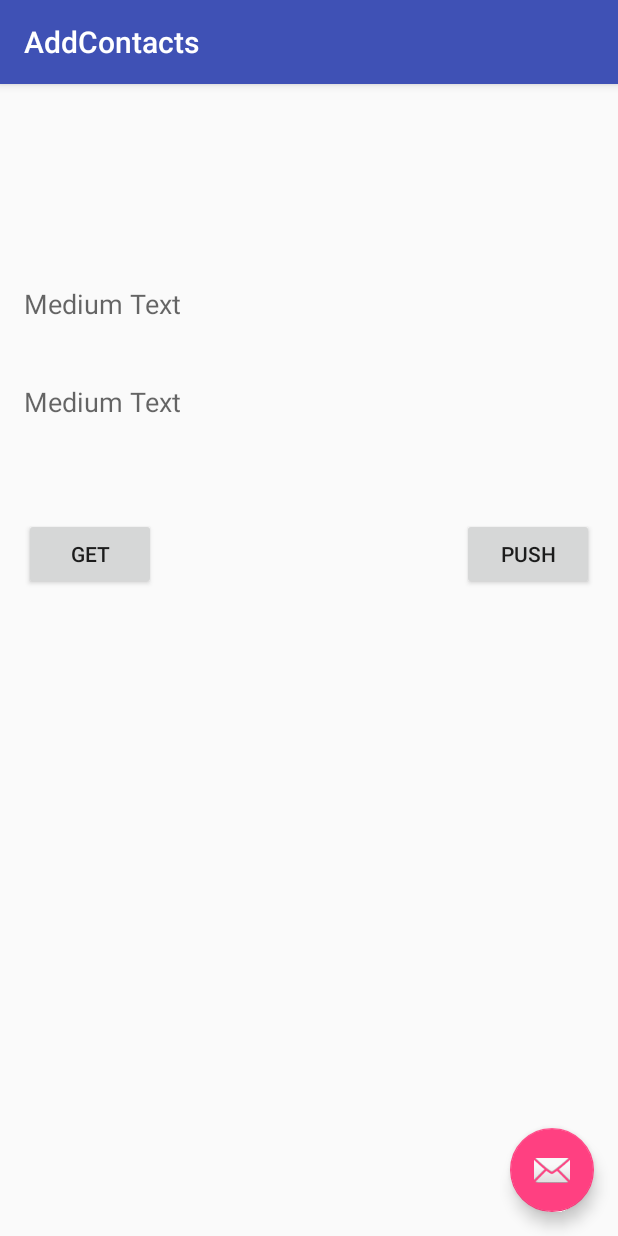
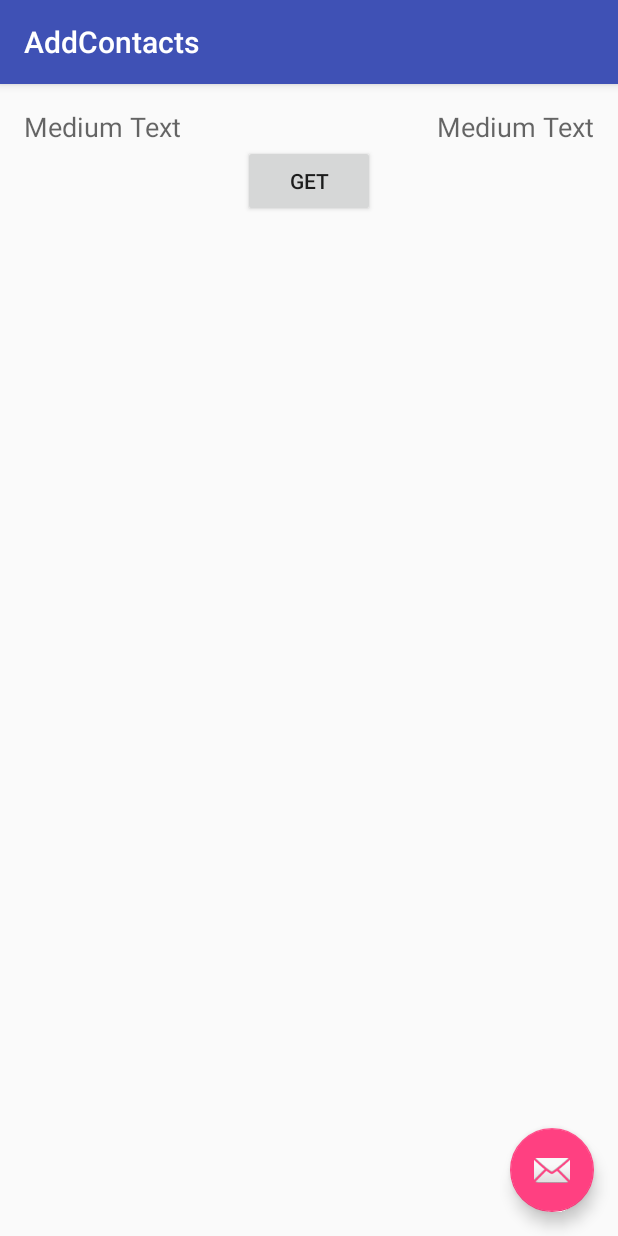
Before and after one commit to rishab95/Geo-Help, an Android app: the AddContacts screen opened directly, with no data from a screen before it, on a phone screen of 412 x 824 dp. Run offline under Robolectric (Android 15) with nearby library versions, the phone set to English and light mode, and no system bars; our stand-ins replace Firebase (no records; nobody signed in at launch, a user with empty details on screens opened directly); 1 statement that could not run was skipped.

Commit message:
Minor Changes in Contact Push

```diff
--- a/app/src/main/res/layout/content_add_contacts.xml
+++ b/app/src/main/res/layout/content_add_contacts.xml
@@ -13,15 +13,14 @@
     tools:showIn="@layout/activity_add_contacts">
 
     <TextView
-        android:layout_width="match_parent"
+        android:layout_width="wrap_content"
         android:layout_height="wrap_content"
         android:textAppearance="?android:attr/textAppearanceMedium"
         android:text="Medium Text"
         android:id="@+id/phone"
-        android:layout_marginTop="183dp"
         android:layout_alignParentTop="true"
-        android:layout_alignParentLeft="true"
-        android:layout_alignParentStart="true" />
+        android:layout_alignParentRight="true"
+        android:layout_alignParentEnd="true" />
 
     <Button
         android:layout_width="wrap_content"
@@ -29,28 +28,16 @@
         android:text="GET"
         android:id="@+id/get_contact"
         android:onClick="onClickSelectContact"
-        android:layout_below="@+id/phone"
-        android:layout_alignParentLeft="true"
-        android:layout_alignParentStart="true"
-        android:layout_marginTop="65dp" />
-
-    <Button
-        android:layout_width="wrap_content"
-        android:layout_height="wrap_content"
-        android:text="PUSH"
-        android:id="@+id/push_contact"
-        android:layout_alignTop="@+id/get_contact"
-        android:layout_alignRight="@+id/phone"
-        android:layout_alignEnd="@+id/phone" />
+        android:layout_below="@+id/name"
+        android:layout_centerHorizontal="true" />
 
     <TextView
-        android:layout_width="match_parent"
+        android:layout_width="wrap_content"
         android:layout_height="wrap_content"
         android:textAppearance="?android:attr/textAppearanceMedium"
         android:text="Medium Text"
         android:id="@+id/name"
-        android:layout_alignBottom="@+id/phone"
+        android:layout_alignParentTop="true"
         android:layout_alignParentLeft="true"
-        android:layout_alignParentStart="true"
-        android:layout_marginBottom="65dp" />
+        android:layout_alignParentStart="true" />
 </RelativeLayout>
```
Also changed, not shown: app/src/main/java/com/android/rishab/secure2/models/Contacts.java (+11 -9 lines), app/src/main/java/com/android/rishab/secure2/models/User.java (+5 -5 lines), app/src/main/java/com/android/rishab/secure2/ui/AddContacts.java (+15 -19 lines).
